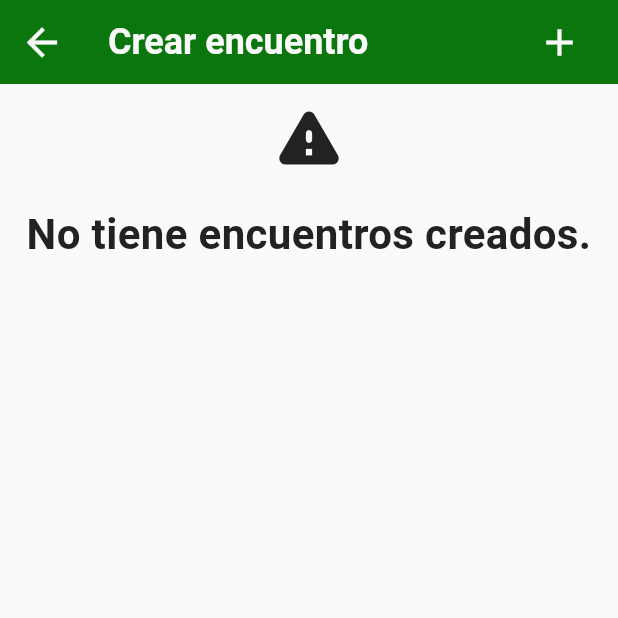
After one commit to Archimarks/frontend_app, a Flutter app: the MyMeets screen opened by its route, on a phone screen of 412 x 824 dp, the top half of it. The commit adds this screen. Run offline on Flutter 3.47's test engine with Material 3 defaults, Android fonts, the phone set to English and light mode, and no system bars; our stand-ins replace bloc, connectivity_plus, flutter_bloc, go_router, shared_preferences; accounts and stored records are empty; network calls fail.

Commit message:
Agrega nuevas vistas para la gestión de encuentros y un widget desplegable personalizado. Define rutas para 'myMeets' y 'createMeet'.

```diff
--- a/lib/src/Core/Barrels/widgets_shared_barrel.dart
+++ b/lib/src/Core/Barrels/widgets_shared_barrel.dart
@@ -17,6 +17,8 @@ export '../../Shared/Widgets/app_bar.dart';
 export '../../Shared/Widgets/banner.dart';
 // Widget de botón personalizado
 export '../../Shared/Widgets/button.dart';
+// Widget desplegable personalizado
+export '../../Shared/Widgets/dropdown.dart';
 // Widget de tarjeta principal informativa y personalizada
 export '../../Shared/Widgets/main_card.dart';
 // Widget de tarjeta para mostrar información de encuentros personalizada
--- a/lib/src/Core/Routes/route_names.dart
+++ b/lib/src/Core/Routes/route_names.dart
@@ -19,6 +19,9 @@ abstract class RouteNames {
   /// Nombre de la ruta para la vista de Home.
   static const home = 'home';
 
-  /// Nombre de la ruta para la vista Splash o de carga inicial.
-  static const splash = 'splash';
+  /// Nombre de la ruta para la vista de encuentros creados.
+  static const myMeets = 'myMeets';
+
+  /// Nombre de la ruta para la vista de crear encuentros.
+  static const createMeet = 'createMeet';
 }
--- /dev/null
+++ b/lib/src/Features/Create_meeting/Presentation/my_meets.dart
@@ -0,0 +1,104 @@
+/// ****************************************************************************
+/// ### MyMeets
+/// * Fecha: 2025
+/// * Descripción: Widget de tarjeta para mostrar información de los usuarios y botones de acción opcionales.
+/// * Autores: Geraldine Perilla Valderrama & Marcos Alejandro Collazos Marmolejo
+/// ****************************************************************************
+library;
+
+import 'package:flutter/material.dart';
+import 'package:go_router/go_router.dart';
+
+import '../../../Core/Barrels/enums_barrel.dart';
+import '../../../Core/Barrels/widgets_shared_barrel.dart';
+import '../../../Core/Routes/route_names.dart';
+
+class MyMeets extends StatefulWidget {
+  const MyMeets({super.key});
+
+  @override
+  State<MyMeets> createState() => _MyMeetsState();
+}
+
+class _MyMeetsState extends State<MyMeets> {
+  @override
+  // ignore: prefer_expression_function_bodies
+  Widget build(final BuildContext context) {
+    // Envuelve el Scaffold con PopScope para interceptar el botón de retroceso del hardware
+    return PopScope(
+      canPop: false, // Evita que la ruta se "popee" automáticamente
+      // ignore: deprecated_member_use
+      onPopInvoked: (final bool didPop) {
+        if (didPop) {
+          return; // Si el pop ya fue manejado por el sistema, no se hace nada.
+        }
+      },
+      child: Scaffold(
+        backgroundColor:
+            TipoColores.seasalt.value, // Color de fondo para toda la vista
+        appBar: customAppBar(
+          context: context,
+          title: 'Crear encuentro',
+          onLeadingPressed: () async {
+            if (!context.mounted) {
+              return;
+            }
+            context.goNamed(RouteNames.login);
+          },
+          backgroundColor:
+              TipoColores.pantone356C.value, // Color de fondo de la AppBar
+          leadingIconColor:
+              TipoColores.seasalt.value, // Color del icono de retroceso
+          showPlus: true, // Mostrar el botón de agregar
+          onPlusPressed: () async {
+            if (!context.mounted) {
+              return;
+            }
+            context.goNamed(RouteNames.createMeet);
+          },
+        ),
+        body: Stack(
+          children: [
+            /// Contenido central con diseño responsive
+            Align(
+              alignment: Alignment.topCenter,
+              child: Padding(
+                padding: const EdgeInsets.all(10.0),
+                child: _portraitLayout(),
+              ),
+            ),
+          ],
+        ),
+      ),
+    );
+  }
+
+  Widget _portraitLayout() => Column(
+    crossAxisAlignment: CrossAxisAlignment.stretch,
+    children: [
+      // Muestra un mensaje si no hay ningún encuentro creado
+      Center(
+        child: Column(
+          mainAxisAlignment: MainAxisAlignment.center,
+          children: [
+            Icon(
+              Icons.warning_rounded,
+              size: 50,
+              color: TipoColores.pantoneBlackC.value,
+            ),
+            const SizedBox(height: 20),
+            Text(
+              'No tiene encuentros creados.',
+              textAlign: TextAlign.center,
+              style: TextStyle(
+                fontSize: 28,
+                fontWeight: FontWeight.w600,
+                color: TipoColores.pantoneBlackC.value,
+              ),
+            ),
+          ],
+        ),
+      ),
+    ],
+  );
+}
```
Also changed, not shown: lib/src/Core/Routes/routes_config.dart (+14 -0 lines), lib/src/Features/Create_meeting/Presentation/create_meeting_view.dart (added, +72 -0 lines), lib/src/Shared/Widgets/dropdown.dart (added, +63 -0 lines).
